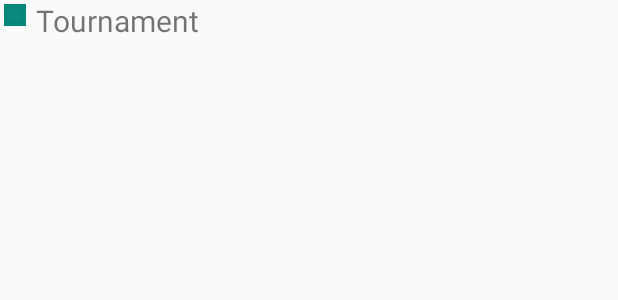
After one commit to jonthorsteins/TM_app, an Android app: the layout tournament_list_row.xml on its own in the app's theme, with its tools: preview values and no code run, on a phone screen of 412 x 824 dp. The commit adds this screen. Shown: the top 300 px of the screen. Run offline under Robolectric (Android 15) with nearby library versions, the phone set to English and light mode, and no system bars.

Commit message:
List view fyrir tournament, og tournament sent yfir á tournament view

```diff
--- a/app/src/main/java/hi/is/tournamentmanager/tm/helpers/Mapper.java
+++ b/app/src/main/java/hi/is/tournamentmanager/tm/helpers/Mapper.java
@@ -51,6 +51,7 @@ public class Mapper {
             List<Team> teams = mapToTeamsList(json.getJSONArray("teams"));
             List<Match> matches = mapToMatchList(json.getJSONArray("matches"), teams);
             t = new Tournament();
+            t.setName(name);
         } catch (Exception e) {
             t = null;
             Log.e("Mapper", e.toString());
--- a/app/src/main/java/hi/is/tournamentmanager/tm/helpers/NetworkHandler.java
+++ b/app/src/main/java/hi/is/tournamentmanager/tm/helpers/NetworkHandler.java
@@ -14,8 +14,8 @@ import cz.msebera.android.httpclient.message.BasicHeader;
 
 public class NetworkHandler {
 
-    //private static final String BASE_URL = "http://10.0.2.2:8080"; // When running emulator
-    private static final String BASE_URL = "http://192.168.1.5:8080"; // When running on via USB
+    private static final String BASE_URL = "http://10.0.2.2:8080"; // When running emulator
+    //private static final String BASE_URL = "http://192.168.1.5:8080"; // When running on via USB
     private static AsyncHttpClient client = new AsyncHttpClient();
 
     public static void get(String url, RequestParams params, AsyncHttpResponseHandler responseHandler) {
--- a/app/src/main/java/hi/is/tournamentmanager/tm/ui/ViewTournamentActivity.java
+++ b/app/src/main/java/hi/is/tournamentmanager/tm/ui/ViewTournamentActivity.java
@@ -4,6 +4,7 @@ import android.support.v7.app.AppCompatActivity;
 import android.os.Bundle;
 
 import hi.is.tournamentmanager.tm.R;
+import hi.is.tournamentmanager.tm.model.Tournament;
 
 public class ViewTournamentActivity extends AppCompatActivity {
 
@@ -11,5 +12,9 @@ public class ViewTournamentActivity extends AppCompatActivity {
     protected void onCreate(Bundle savedInstanceState) {
         super.onCreate(savedInstanceState);
         setContentView(R.layout.activity_view_tournament);
+        Tournament t = (Tournament)getIntent().getSerializableExtra("TOURNAMENT_ITEM");
+        System.out.println(t.getName());
     }
+
+
 }
--- /dev/null
+++ b/app/src/main/res/layout/tournament_list_row.xml
@@ -0,0 +1,24 @@
+<?xml version="1.0" encoding="utf-8"?>
+<LinearLayout xmlns:android="http://schemas.android.com/apk/res/android"
+    android:layout_width="wrap_content"
+    android:layout_height="wrap_content" >
+
+    <ImageView
+        android:id="@+id/icon"
+        android:layout_width="22px"
+        android:layout_height="22px"
+        android:layout_marginLeft="4px"
+        android:layout_marginRight="10px"
+        android:layout_marginTop="4px"
+        android:src="@drawable/ic_launcher_background" >
+    </ImageView>
+
+    <TextView
+        android:id="@+id/tournament_name"
+        android:layout_width="wrap_content"
+        android:layout_height="wrap_content"
+        android:text="Tournament"
+        android:textSize="20dp" >
+    </TextView>
+
+</LinearLayout>
```
Also changed, not shown: app/src/main/java/hi/is/tournamentmanager/tm/model/Tournament.java (+10 -9 lines), app/src/main/java/hi/is/tournamentmanager/tm/ui/ViewAllTournamentsActivity.java (+54 -7 lines), app/src/main/res/layout/activity_view_all_tournaments.xml (+14 -11 lines).
